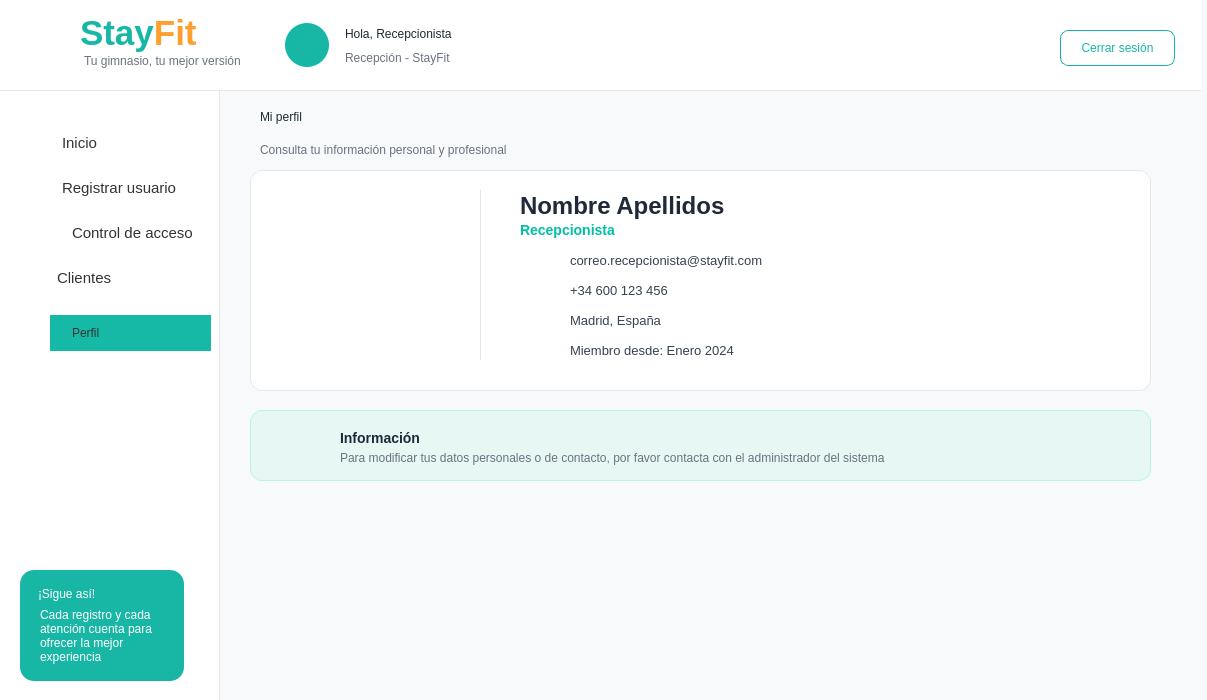
Old version of the form Proyecto/src/vista/Ui/interfaz_recepcionista_perfil.ui in the repository smonts01/Ingenieria-del-software.
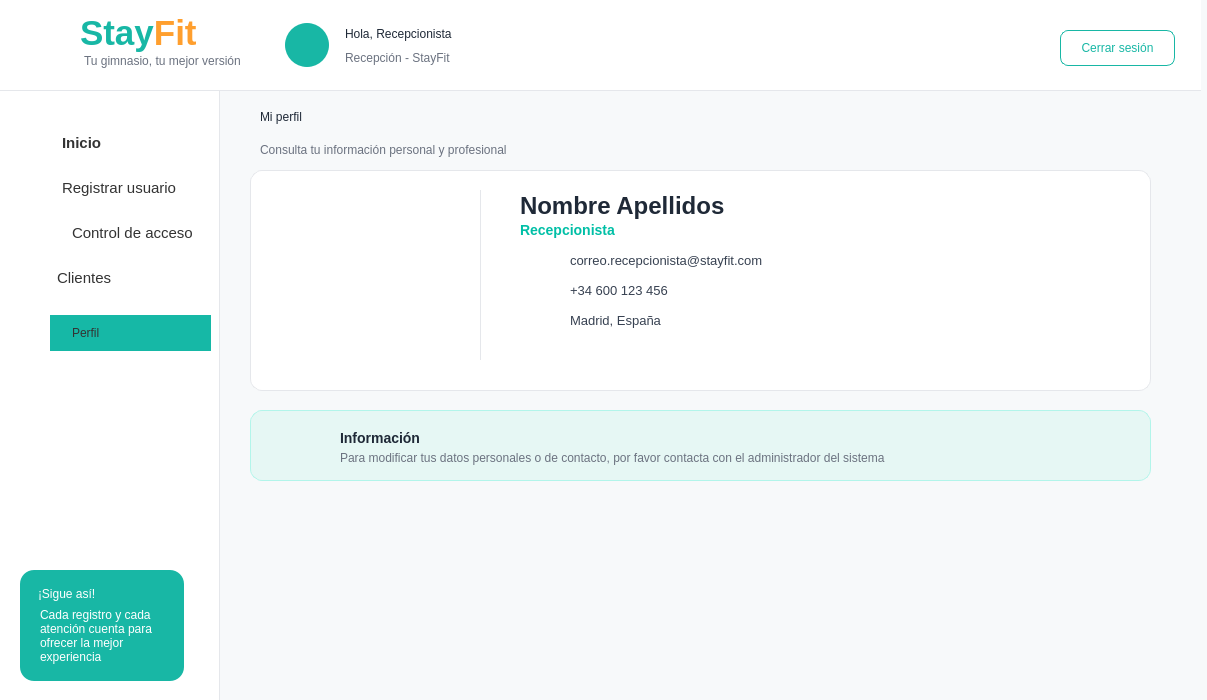
New version of the form. Icons and pictures are not drawn.

What changed in the file:
```diff
--- a/Proyecto/src/vista/Ui/interfaz_recepcionista_perfil.ui
+++ b/Proyecto/src/vista/Ui/interfaz_recepcionista_perfil.ui
@@ -206,7 +206,7 @@
        <rect>
         <x>270</x>
         <y>20</y>
-        <width>221</width>
+        <width>541</width>
         <height>31</height>
        </rect>
       </property>
@@ -286,27 +286,6 @@
        <string>Madrid, España</string>
       </property>
      </widget>
-     <widget class="QLabel" name="label_20">
-      <property name="geometry">
-       <rect>
-        <x>320</x>
-        <y>170</y>
-        <width>201</width>
-        <height>21</height>
-       </rect>
-      </property>
-      <property name="styleSheet">
-       <string notr="true">QLabel {
-    background: transparent;
-    border: none;
-    color: #374151;
-    font-size: 13px;
-}</string>
-      </property>
-      <property name="text">
-       <string>Miembro desde: Enero 2024</string>
-      </property>
-     </widget>
      <widget class="QLabel" name="label_21">
       <property name="geometry">
        <rect>
@@ -517,6 +496,9 @@
       <font>
        <family>Segoe UI</family>
        <pointsize>11</pointsize>
+       <weight>75</weight>
+       <italic>false</italic>
+       <bold>true</bold>
       </font>
      </property>
      <property name="styleSheet">
```
Left out of the diff: 18 changed lines with no effect on the pictures.
